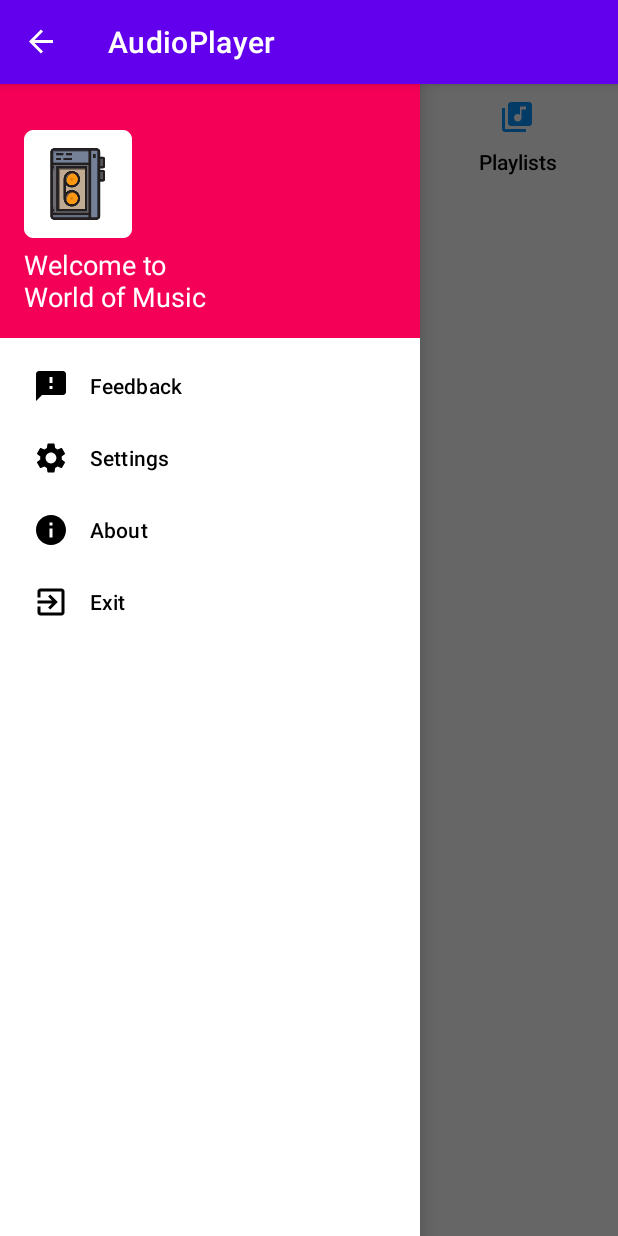
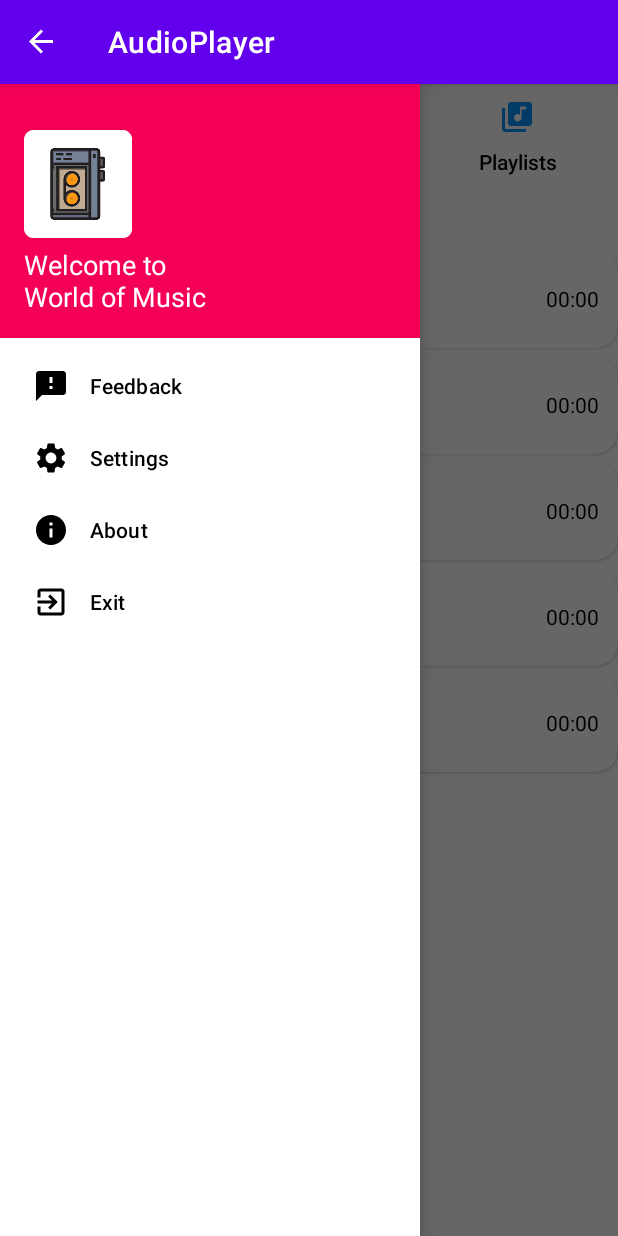
Before and after one commit to Shevy-D/AudioPlayer, an Android app: the screen it shows after launch (MainActivity), with the side drawer open, on a phone screen of 412 x 824 dp. Run offline under Robolectric (Android 15) with nearby library versions, the phone set to English and light mode, and no system bars.

Commit message:
Added RecyclerViewAdapter

```diff
--- a/app/src/main/java/com/shevy/audioplayer/MainActivity.kt
+++ b/app/src/main/java/com/shevy/audioplayer/MainActivity.kt
@@ -9,12 +9,14 @@ import android.widget.Toast
 import androidx.appcompat.app.ActionBarDrawerToggle
 import androidx.appcompat.app.AppCompatActivity
 import androidx.core.app.ActivityCompat
+import androidx.recyclerview.widget.LinearLayoutManager
 import com.shevy.audioplayer.databinding.ActivityMainBinding
 import kotlin.system.exitProcess
 
 class MainActivity : AppCompatActivity() {
     lateinit var binding: ActivityMainBinding
     private lateinit var toggle: ActionBarDrawerToggle
+    private lateinit var musicAdapter: MusicAdapter
 
     lateinit var runnable: Runnable
     private var handler = Handler()
@@ -31,6 +33,8 @@ class MainActivity : AppCompatActivity() {
         binding.root.addDrawerListener(toggle)
         toggle.syncState()
         supportActionBar?.setDisplayHomeAsUpEnabled(true)
+
+        initializeLayout()
 
         binding.shuffleBtn.setOnClickListener {
             startActivity(Intent(this@MainActivity, PlayerActivity::class.java))
@@ -136,4 +140,33 @@ class MainActivity : AppCompatActivity() {
         if (toggle.onOptionsItemSelected(item)) return true
         return super.onOptionsItemSelected(item)
     }
+
+    private fun initializeLayout(){
+        val musicList = ArrayList<String>()
+        musicList.add("1 song")
+        musicList.add("2 song")
+        musicList.add("3 song")
+        musicList.add("4 song")
+        musicList.add("5 song")
+        binding.musicRV.setHasFixedSize(true)
+        binding.musicRV.setItemViewCacheSize(13)
+        binding.musicRV.layoutManager = LinearLayoutManager(this@MainActivity)
+        musicAdapter = MusicAdapter(this@MainActivity, musicList)
+        binding.musicRV.adapter = musicAdapter
+        binding.totalSongs.text = "Total Songs: ${musicAdapter.itemCount}"
+/*        search = false
+        val sortEditor = getSharedPreferences("SORTING", MODE_PRIVATE)
+        sortOrder = sortEditor.getInt("sortOrder", 0)
+        MusicListMA = getAllAudio()
+
+        binding.totalSongs.text  = "Total Songs : "+musicAdapter.itemCount
+
+        //for refreshing layout on swipe from top
+        binding.refreshLayout.setOnRefreshListener {
+            MusicListMA = getAllAudio()
+            musicAdapter.updateMusicList(MusicListMA)
+
+            binding.refreshLayout.isRefreshing = false
+        }*/
+    }
 }
--- /dev/null
+++ b/app/src/main/java/com/shevy/audioplayer/MusicAdapter.kt
@@ -0,0 +1,170 @@
+package com.shevy.audioplayer
+
+import android.content.Context
+import android.view.LayoutInflater
+import android.view.ViewGroup
+import androidx.recyclerview.widget.RecyclerView
+import com.shevy.audioplayer.databinding.MusicViewBinding
+
+class MusicAdapter(
+    private val context: Context,
+    private var musicList: ArrayList<String>/*,
+    private val playlistDetails: Boolean = false,
+    private val selectionActivity: Boolean = false*/
+) : RecyclerView.Adapter<MusicAdapter.MyHolder>() {
+
+    class MyHolder(binding: MusicViewBinding) : RecyclerView.ViewHolder(binding.root) {
+        val title = binding.songNameMV
+        val album = binding.songAlbumMV
+        val image = binding.imageMV
+        val duration = binding.songDuration
+        val root = binding.root
+    }
+
+    override fun onCreateViewHolder(parent: ViewGroup, viewType: Int): MyHolder {
+        return MyHolder(MusicViewBinding.inflate(LayoutInflater.from(context), parent, false))
+    }
+
+    override fun onBindViewHolder(holder: MyHolder, position: Int) {
+        holder.title.text = musicList[position] //.title
+
+/*        holder.album.text = musicList[position].album
+        holder.duration.text = formatDuration(musicList[position].duration)
+        Glide.with(context)
+            .load(musicList[position].artUri)
+            .apply(RequestOptions().placeholder(R.drawable.splash_screen).centerCrop())
+            .into(holder.image)
+
+        //for play next feature
+        if (!selectionActivity)
+            holder.root.setOnLongClickListener {
+                val customDialog =
+                    LayoutInflater.from(context).inflate(R.layout.more_features, holder.root, false)
+                val bindingMF = MoreFeaturesBinding.bind(customDialog)
+                val dialog = MaterialAlertDialogBuilder(context).setView(customDialog)
+                    .create()
+                dialog.show()
+                dialog.window?.setBackgroundDrawable(ColorDrawable(0x99000000.toInt()))
+
+                bindingMF.AddToPNBtn.setOnClickListener {
+                    try {
+                        if (PlayNext.playNextList.isEmpty()) {
+                            PlayNext.playNextList.add(PlayerActivity.musicListPA[PlayerActivity.songPosition])
+                            PlayerActivity.songPosition = 0
+                        }
+
+                        PlayNext.playNextList.add(musicList[position])
+                        PlayerActivity.musicListPA = ArrayList()
+                        PlayerActivity.musicListPA.addAll(PlayNext.playNextList)
+                    } catch (e: Exception) {
+                        Snackbar.make(context, holder.root, "Play A Song First!!", 3000).show()
+                    }
+                    dialog.dismiss()
+                }
+
+                bindingMF.infoBtn.setOnClickListener {
+                    dialog.dismiss()
+                    val detailsDialog = LayoutInflater.from(context)
+                        .inflate(R.layout.details_view, bindingMF.root, false)
+                    val binder = DetailsViewBinding.bind(detailsDialog)
+                    binder.detailsTV.setTextColor(Color.WHITE)
+                    binder.root.setBackgroundColor(Color.TRANSPARENT)
+                    val dDialog = MaterialAlertDialogBuilder(context)
+//                        .setBackground(ColorDrawable(0x99000000.toInt()))
+                        .setView(detailsDialog)
+                        .setPositiveButton("OK") { self, _ -> self.dismiss() }
+                        .setCancelable(false)
+                        .create()
+                    dDialog.show()
+                    dDialog.getButton(AlertDialog.BUTTON_POSITIVE).setTextColor(Color.RED)
+                    setDialogBtnBackground(context, dDialog)
+                    dDialog.window?.setBackgroundDrawable(ColorDrawable(0x99000000.toInt()))
+                    val str = SpannableStringBuilder().bold { append("DETAILS\n\nName: ") }
+                        .append(musicList[position].title)
+                        .bold { append("\n\nDuration: ") }
+                        .append(DateUtils.formatElapsedTime(musicList[position].duration / 1000))
+                        .bold { append("\n\nLocation: ") }.append(musicList[position].path)
+                    binder.detailsTV.text = str
+                }
+
+                return@setOnLongClickListener true
+            }
+
+        when {
+            playlistDetails -> {
+                holder.root.setOnClickListener {
+                    sendIntent(ref = "PlaylistDetailsAdapter", pos = position)
+                }
+            }
+            selectionActivity -> {
+                holder.root.setOnClickListener {
+                    if (addSong(musicList[position]))
+                        holder.root.setBackgroundColor(
+                            ContextCompat.getColor(
+                                context,
+                                R.color.cool_pink
+                            )
+                        )
+                    else
+                        holder.root.setBackgroundColor(
+                            ContextCompat.getColor(
+                                context,
+                                R.color.white
+                            )
+                        )
+
+                }
+            }
+            else -> {
+                holder.root.setOnClickListener {
+                    when {
+                        MainActivity.search -> sendIntent(
+                            ref = "MusicAdapterSearch",
+                            pos = position
+                        )
+                        musicList[position].id == PlayerActivity.nowPlayingId ->
+                            sendIntent(ref = "NowPlaying", pos = PlayerActivity.songPosition)
+                        else -> sendIntent(ref = "MusicAdapter", pos = position)
+                    }
+                }
+            }
+
+        }*/
+    }
+
+    override fun getItemCount(): Int {
+        return musicList.size
+    }
+
+/*    fun updateMusicList(searchList: ArrayList<Music>) {
+        musicList = ArrayList()
+        musicList.addAll(searchList)
+        notifyDataSetChanged()
+    }
+
+    private fun sendIntent(ref: String, pos: Int) {
+        val intent = Intent(context, PlayerActivity::class.java)
+        intent.putExtra("index", pos)
+        intent.putExtra("class", ref)
+        ContextCompat.startActivity(context, intent, null)
+    }
+
+    private fun addSong(song: Music): Boolean {
+        PlaylistActivity.musicPlaylist.ref[PlaylistDetails.currentPlaylistPos].playlist.forEachIndexed { index, music ->
+            if (song.id == music.id) {
+                PlaylistActivity.musicPlaylist.ref[PlaylistDetails.currentPlaylistPos].playlist.removeAt(
+                    index
+                )
+                return false
+            }
+        }
+        PlaylistActivity.musicPlaylist.ref[PlaylistDetails.currentPlaylistPos].playlist.add(song)
+        return true
+    }
+
+    fun refreshPlaylist() {
+        musicList = ArrayList()
+        musicList = PlaylistActivity.musicPlaylist.ref[PlaylistDetails.currentPlaylistPos].playlist
+        notifyDataSetChanged()
+    }*/
+}
--- /dev/null
+++ b/app/src/main/res/layout/music_view.xml
@@ -0,0 +1,56 @@
+<?xml version="1.0" encoding="utf-8"?>
+<com.google.android.material.card.MaterialCardView
+    xmlns:android="http://schemas.android.com/apk/res/android"
+    android:layout_width="match_parent"
+    android:layout_height="65dp"
+    xmlns:app="http://schemas.android.com/apk/res-auto"
+    app:cardCornerRadius="15dp"
+    android:layout_marginBottom="5dp">
+
+    <com.google.android.material.imageview.ShapeableImageView
+        android:id="@+id/imageMV"
+        android:layout_width="60dp"
+        android:layout_height="55dp"
+        android:src="@mipmap/player_icon"
+        app:shapeAppearanceOverlay="@style/curved"
+        android:layout_marginStart="5dp"
+        android:layout_marginVertical="5dp"/>
+
+    <TextView
+        android:id="@+id/songNameMV"
+        android:layout_width="wrap_content"
+        android:layout_height="35dp"
+        android:layout_toStartOf="@id/songDuration"
+        android:layout_toEndOf="@id/imageMV"
+        android:gravity="center_vertical"
+        android:singleLine="true"
+        android:text="@string/song_name"
+        android:textColor="@color/black"
+        android:layout_marginStart="70dp"
+        android:layout_marginEnd="50dp"/>
+
+    <TextView
+        android:id="@+id/songAlbumMV"
+        android:layout_width="wrap_content"
+        android:layout_height="25dp"
+        android:text="@string/song_name"
+        android:layout_toEndOf="@id/imageMV"
+        android:layout_toStartOf="@id/songDuration"
+        android:layout_marginTop="30dp"
+        android:gravity="center_vertical"
+        android:singleLine="true"
+        android:layout_marginStart="70dp"
+        android:layout_marginEnd="50dp"/>
+
+    <TextView
+        android:id="@+id/songDuration"
+        android:layout_width="50dp"
+        android:layout_height="match_parent"
+        android:text="@string/start_tv"
+        android:layout_alignParentEnd="true"
+        android:gravity="center"
+        android:layout_gravity="end"
+        android:textColor="@color/black"
+        android:layout_marginHorizontal="5dp"/>
+
+</com.google.android.material.card.MaterialCardView>
--- a/app/src/main/res/layout/nav_header.xml
+++ b/app/src/main/res/layout/nav_header.xml
@@ -3,24 +3,24 @@
     android:id="@+id/linearLayoutNav"
     android:layout_width="match_parent"
     android:layout_height="170dp"
-    android:padding="16dp"
+    android:layout_marginTop="55dp"
     android:background="@color/cool_pink"
     android:orientation="vertical"
-    android:layout_marginTop="55dp">
+    android:padding="16dp">
 
     <ImageView
         android:layout_width="wrap_content"
         android:layout_height="wrap_content"
+        android:contentDescription="@string/icon"
         android:paddingTop="15dp"
-        android:src="@mipmap/player_icon_round"
-        android:contentDescription="@string/icon"/>
+        android:src="@mipmap/player_icon_round" />
 
     <TextView
         android:layout_width="match_parent"
         android:layout_height="wrap_content"
         android:paddingTop="5dp"
         android:text="@string/text_nav"
-        android:textSize="18sp"
-        android:textColor="@color/white" />
+        android:textColor="@color/white"
+        android:textSize="18sp" />
 
 </LinearLayout>
--- /dev/null
+++ b/app/src/main/res/values-night-v29/themes.xml
@@ -0,0 +1,18 @@
+<?xml version="1.0" encoding="utf-8"?>
+<resources xmlns:tools="http://schemas.android.com/tools">
+
+    <style name="Theme.AudioPlayer" parent="Theme.MaterialComponents.DayNight.DarkActionBar">
+        <!-- Primary brand color. -->
+        <item name="colorPrimary">@color/purple_200</item>
+        <item name="colorPrimaryVariant">@color/purple_700</item>
+        <item name="colorOnPrimary">@color/black</item>
+        <!-- Secondary brand color. -->
+        <item name="colorSecondary">@color/teal_200</item>
+        <item name="colorSecondaryVariant">@color/teal_200</item>
+        <item name="colorOnSecondary">@color/black</item>
+        <!-- Status bar color. -->
+        <item name="android:statusBarColor" tools:targetApi="l">?attr/colorPrimaryVariant</item>
+        <!-- Customize your theme here. -->
+        <item name="android:forceDarkAllowed">false</item>
+    </style>
+</resources>
```
Also changed, not shown: app/build.gradle (+7 -0 lines).
